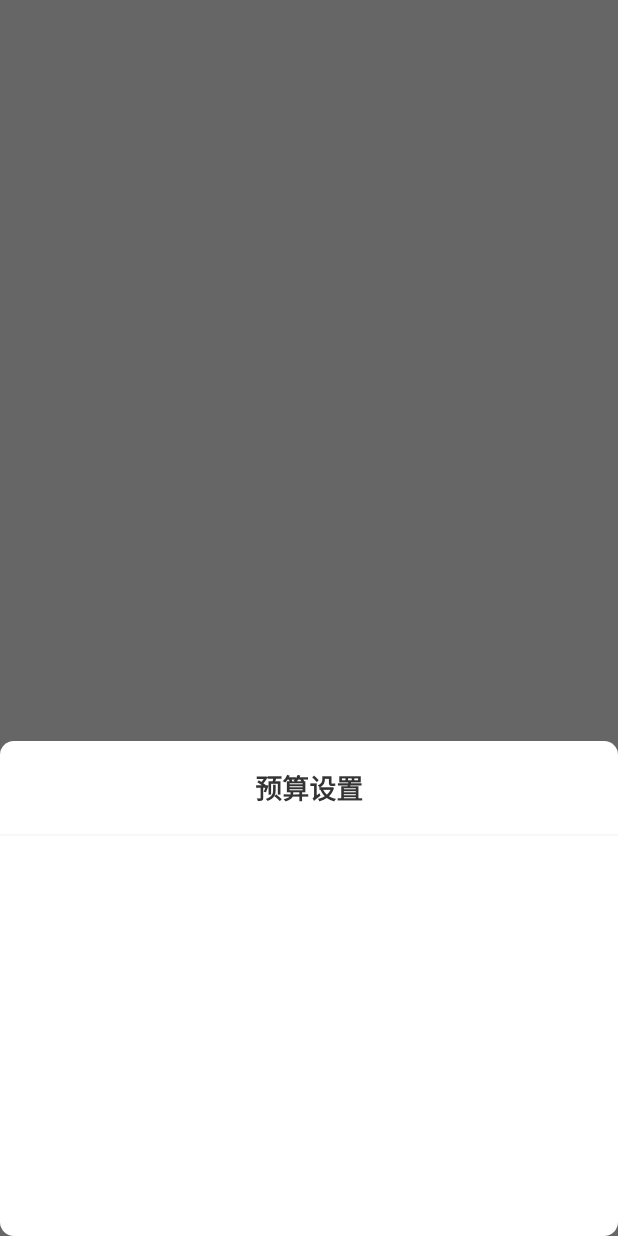
After one commit to wangshyy/FFMS, an Android app: the fragment BudgetSettingDialog shown on its own in the app's theme, on a phone screen of 412 x 824 dp. The commit adds this screen. Run offline under Robolectric (Android 15) with nearby library versions, the phone set to English and light mode, and no system bars; our stand-ins replace data binding.

Commit message:
首页模块

```diff
--- a/app/build.gradle
+++ b/app/build.gradle
@@ -65,8 +65,8 @@ dependencies {
     implementation 'androidx.lifecycle:lifecycle-extensions:2.2.0'
 
     //xPopup
-    implementation 'com.lxj:xpopup:2.2.23'
-    implementation 'com.lxj:xpopup-ext:0.0.4'
+    implementation 'com.github.li-xiaojun:XPopup:2.2.25'
+    implementation 'com.github.li-xiaojun:XPopupExt:1.0.0'
 
     //Room
     def room_version = "2.2.6"
--- a/app/src/main/java/com/wsy/ffms/ui/datastatistics/DataStatisticsFragment.kt
+++ b/app/src/main/java/com/wsy/ffms/ui/datastatistics/DataStatisticsFragment.kt
@@ -388,7 +388,7 @@ class DataStatisticsFragment :
                 val popup: TimePickerPopup = TimePickerPopup(requireContext())
                     .setMode(if (binding.isMonthly) TimePickerPopup.Mode.YM else TimePickerPopup.Mode.Y)
                     .setDefaultDate(date)
-                    .setDateRang(null, date)
+                    .setDateRange(null, date)
                     .setTimePickerListener(object : TimePickerListener {
                         override fun onTimeChanged(date: Date) {
                             //时间改变
@@ -398,6 +398,9 @@ class DataStatisticsFragment :
                             //点击确认时间
                             mViewModel.date.value = format.format(date)
                         }
+
+                        override fun onCancel() {
+                        }
                     })
                 XPopup.Builder(requireContext())
                     .asCustom(popup)
--- /dev/null
+++ b/app/src/main/java/com/wsy/ffms/ui/home/BudgetSettingDialog.kt
@@ -0,0 +1,95 @@
+package com.wsy.ffms.ui.home
+
+import android.os.Bundle
+import android.view.LayoutInflater
+import android.view.View
+import android.view.ViewGroup
+import androidx.coordinatorlayout.widget.CoordinatorLayout
+import androidx.databinding.DataBindingUtil
+import com.google.android.material.bottomsheet.BottomSheetBehavior
+import com.google.android.material.bottomsheet.BottomSheetDialogFragment
+import com.wsy.ffms.R
+import com.wsy.ffms.databinding.DialogBudgetSettingBinding
+import org.koin.androidx.viewmodel.ext.android.viewModel
+
+/**
+ *  author : wsy
+ *  date   : 2023/4/30
+ *  desc   : 预算设置底部弹窗
+ */
+class BudgetSettingDialog : BottomSheetDialogFragment() {
+    private lateinit var binding: DialogBudgetSettingBinding
+    private var mBottomSheetBehavior: BottomSheetBehavior<View>? = null
+    private val viewModel by viewModel<HomeViewModel>()
+
+
+    override fun onStart() {
+        super.onStart()
+        setStyle(STYLE_NORMAL, R.style.BottomSheetDialog)
+        dialog?.let {
+            val bottomSheet = it.findViewById<View>(R.id.design_bottom_sheet)
+            // 设置全部展开时距离顶部的偏移量
+            bottomSheet.layoutParams.height = getPeekHeight()
+            // 设置背影透明
+            bottomSheet.setBackgroundResource(android.R.color.transparent)
+        }
+
+        view?.post {
+            val parent = requireView().parent as View
+            val params: CoordinatorLayout.LayoutParams =
+                parent.layoutParams as CoordinatorLayout.LayoutParams
+            val behavior = params.behavior
+            mBottomSheetBehavior = behavior as BottomSheetBehavior
+            mBottomSheetBehavior?.addBottomSheetCallback(mBottomSheetBehaviorCallback)
+            mBottomSheetBehavior?.peekHeight = getPeekHeight()
+        }
+    }
+
+    override fun onCreate(savedInstanceState: Bundle?) {
+        super.onCreate(savedInstanceState)
+        setStyle(STYLE_NORMAL, R.style.BottomSheetDialog)
+    }
+
+    override fun onCreateView(
+        inflater: LayoutInflater,
+        container: ViewGroup?,
+        savedInstanceState: Bundle?
+    ): View? {
+
+        binding =
+            DataBindingUtil.inflate(inflater, R.layout.dialog_budget_setting, container, false)
+        binding.lifecycleOwner = this//双向绑定
+        binding.viewModel = this.viewModel
+
+
+        return binding.root
+    }
+
+    override fun onViewCreated(view: View, savedInstanceState: Bundle?) {
+        super.onViewCreated(view, savedInstanceState)
+
+
+        initObserve()
+    }
+
+    private fun initObserve() {
+
+    }
+
+    private fun getPeekHeight(): Int {
+        val peekHeight = resources.displayMetrics.heightPixels
+        return peekHeight - peekHeight * 3 / 5
+    }
+
+    private var mBottomSheetBehaviorCallback = object : BottomSheetBehavior.BottomSheetCallback() {
+        override fun onStateChanged(bottomSheet: View, newState: Int) {
+            if (newState == BottomSheetBehavior.STATE_DRAGGING) {
+                mBottomSheetBehavior?.state = BottomSheetBehavior.STATE_EXPANDED
+            }
+        }
+
+        override fun onSlide(bottomSheet: View, slideOffset: Float) {
+
+        }
+    }
+}
--- a/app/src/main/java/com/wsy/ffms/ui/incomeexpenditure/add/AddIncomeExpenditureActivity.kt
+++ b/app/src/main/java/com/wsy/ffms/ui/incomeexpenditure/add/AddIncomeExpenditureActivity.kt
@@ -106,7 +106,7 @@ class AddIncomeExpenditureActivity : BaseVMActivity(), View.OnClickListener {
                 val popup: TimePickerPopup = TimePickerPopup(this)
                     .setMode(TimePickerPopup.Mode.YMD)
                     .setDefaultDate(date)
-                    .setDateRang(null, date)
+                    .setDateRange(null, date)
                     .setTimePickerListener(object : TimePickerListener {
                         override fun onTimeChanged(date: Date) {
                             //时间改变
@@ -116,6 +116,10 @@ class AddIncomeExpenditureActivity : BaseVMActivity(), View.OnClickListener {
                             //点击确认时间
                             mViewModel.date.value = format.format(date)
                         }
+
+                        override fun onCancel() {
+
+                        }
                     })
                 XPopup.Builder(this)
                     .asCustom(popup)
--- /dev/null
+++ b/app/src/main/res/layout/dialog_budget_setting.xml
@@ -0,0 +1,59 @@
+<?xml version="1.0" encoding="utf-8"?>
+<layout xmlns:android="http://schemas.android.com/apk/res/android"
+    xmlns:app="http://schemas.android.com/apk/res-auto">
+
+    <data>
+
+        <variable
+            name="viewModel"
+            type="com.wsy.ffms.ui.home.HomeViewModel" />
+    </data>
+
+    <androidx.constraintlayout.widget.ConstraintLayout
+        android:layout_width="match_parent"
+        android:layout_height="wrap_content"
+        android:background="@drawable/shape_box_bg">
+
+        <androidx.appcompat.widget.AppCompatTextView
+            android:id="@+id/tv_title"
+            android:layout_width="wrap_content"
+            android:layout_height="wrap_content"
+            android:layout_marginTop="@dimen/dp_15"
+            android:text="@string/budget_setting"
+            android:textColor="@color/color_text"
+            android:textSize="@dimen/text_size_16"
+            android:textStyle="bold"
+            app:layout_constraintEnd_toEndOf="parent"
+            app:layout_constraintStart_toStartOf="parent"
+            app:layout_constraintTop_toTopOf="parent" />
+
+<!--        <androidx.appcompat.widget.AppCompatTextView-->
+<!--            android:id="@+id/tv_confirm"-->
+<!--            android:layout_width="wrap_content"-->
+<!--            android:layout_height="wrap_content"-->
+<!--            android:layout_marginEnd="@dimen/dp_20"-->
+<!--            android:text="@string/common_confirm"-->
+<!--            android:textColor="@color/colorPrimary"-->
+<!--            android:textSize="@dimen/text_size_14"-->
+<!--            android:textStyle="bold"-->
+<!--            app:layout_constraintBottom_toBottomOf="@+id/tv_title"-->
+<!--            app:layout_constraintEnd_toEndOf="parent"-->
+<!--            app:layout_constraintTop_toTopOf="@+id/tv_title" />-->
+
+        <View
+            android:id="@+id/line_plan_title"
+            android:layout_width="match_parent"
+            android:layout_height="1dp"
+            android:layout_marginTop="@dimen/dp_15"
+            android:background="@color/color_activity_bg"
+            app:layout_constraintEnd_toEndOf="parent"
+            app:layout_constraintStart_toStartOf="parent"
+            app:layout_constraintTop_toBottomOf="@+id/tv_title" />
+
+        <androidx.recyclerview.widget.RecyclerView
+            android:id="@+id/recyclerView"
+            android:layout_width="match_parent"
+            android:layout_height="wrap_content"
+            app:layout_constraintTop_toBottomOf="@+id/line_plan_title" />
+    </androidx.constraintlayout.widget.ConstraintLayout>
+</layout>
--- a/app/src/main/res/layout/fg_home.xml
+++ b/app/src/main/res/layout/fg_home.xml
@@ -92,7 +92,8 @@
                     android:id="@+id/custom_view_budget"
                     android:layout_width="@dimen/dp_120"
                     android:layout_height="@dimen/dp_120"
-                    android:layout_marginTop="@dimen/dp_10"
+                    android:layout_marginTop="@dimen/dp_20"
+                    android:layout_marginStart="@dimen/dp_10"
                     app:layout_constraintStart_toStartOf="parent"
                     app:layout_constraintTop_toBottomOf="@+id/line_plan_title" />
 
--- a/app/src/main/res/values/strings.xml
+++ b/app/src/main/res/values/strings.xml
@@ -89,4 +89,5 @@
     <string name="budget_monthly">本月预算</string>
     <string name="remaining_budget">剩余预算：</string>
     <string name="budget">总预算：</string>
+    <string name="budget_setting">预算设置</string>
 </resources>
--- a/app/src/main/res/values/style.xml
+++ b/app/src/main/res/values/style.xml
@@ -21,4 +21,11 @@
         <item name="android:textSize">@dimen/text_size_16</item>
         <item name="android:textStyle">bold</item>
     </style>
+
+    <style name="BottomSheetDialog" parent="Theme.Design.Light.BottomSheetDialog">
+        <item name="bottomSheetStyle">@style/bottomSheetStyleWrapper</item>
+    </style>
+    <style name="bottomSheetStyleWrapper" parent="Widget.Design.BottomSheet.Modal">
+        <item name="android:background">@android:color/transparent</item>
+    </style>
 </resources>
```
Also changed, not shown: app/src/main/java/com/wsy/ffms/db/AppDataBase.kt (+5 -2 lines), app/src/main/java/com/wsy/ffms/db/budget/Budget.kt (added, +16 -0 lines), app/src/main/java/com/wsy/ffms/db/budget/BudgetDao.kt (added, +26 -0 lines), app/src/main/java/com/wsy/ffms/ui/home/HomeFragment.kt (+55 -4 lines), app/src/main/java/com/wsy/ffms/ui/home/HomeViewModel.kt (+40 -0 lines).
